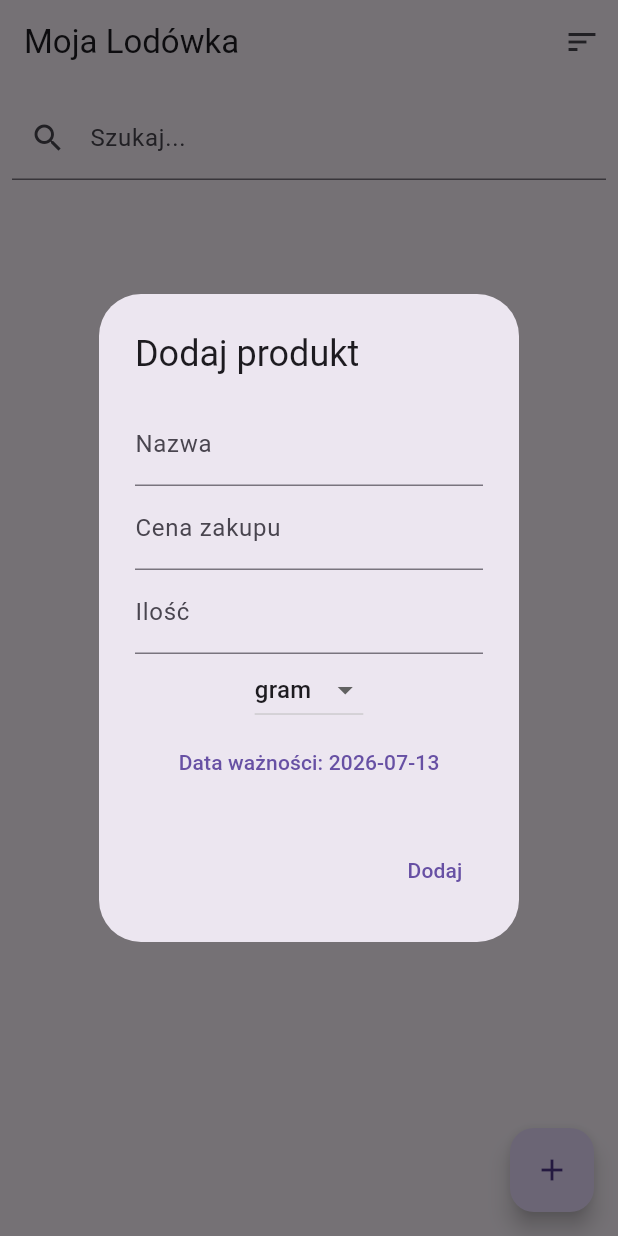
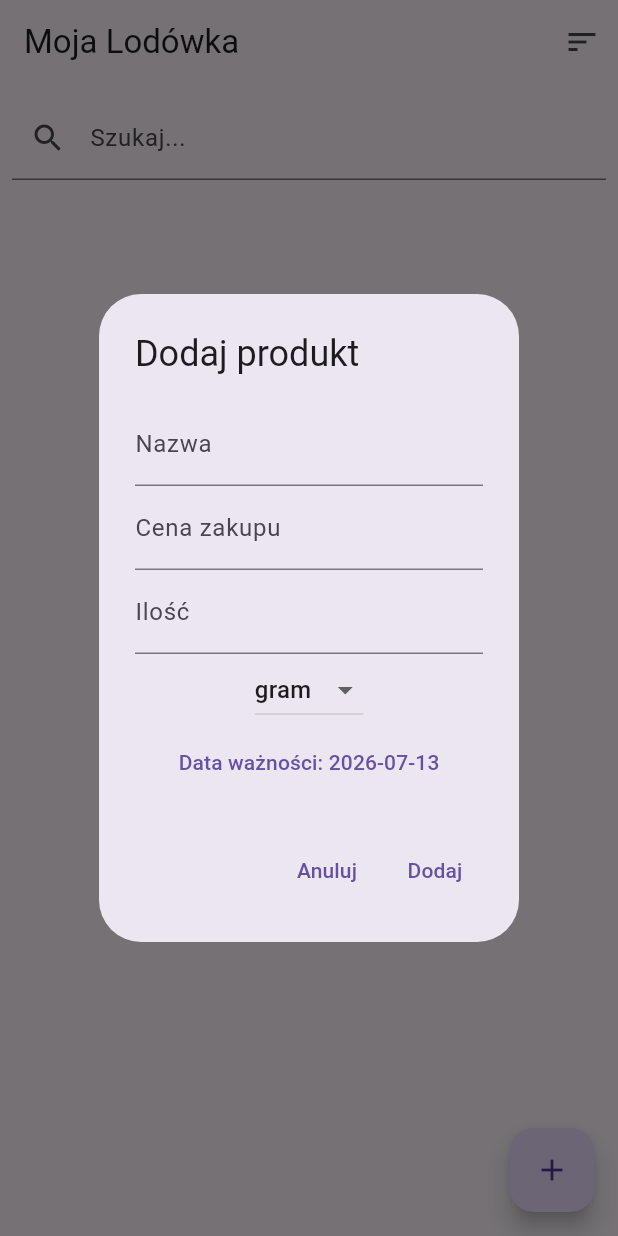
Before and after one commit to NorbiRompi/fridgeapp, a Flutter app: the screen it shows after launch, after a tap on the "add" icon, on a phone screen of 412 x 824 dp. Run offline on Flutter 3.47's test engine with Material 3 defaults, Android fonts, the phone set to English and light mode, and no system bars; our stand-ins replace shared_preferences.

```diff
--- a/lib/add_produkt_dialog.dart
+++ b/lib/add_produkt_dialog.dart
@@ -16,6 +16,8 @@ class _AddProduktDialogState extends State<AddProduktDialog> {
   DateTime wybranaData = DateTime.now();
   Jednostka wybranaJednostka = Jednostka.gram;
 
+  double get cena => double.tryParse(priceController.text.replaceAll(',', '.')) ?? 0.0;
+
   @override
   Widget build(BuildContext context) {
     return AlertDialog(
@@ -24,9 +26,8 @@ class _AddProduktDialogState extends State<AddProduktDialog> {
         mainAxisSize: MainAxisSize.min,
         children: [
           TextField(controller: nameController, decoration: const InputDecoration(labelText: "Nazwa")),
-          TextField(controller: priceController, decoration: const InputDecoration(labelText: "Cena zakupu"), keyboardType: TextInputType.number),
+          TextField(controller: priceController, decoration: const InputDecoration(labelText: "Cena zakupu"), keyboardType: const TextInputType.numberWithOptions(decimal: true)),
           TextField(controller: quantityController, decoration: const InputDecoration(labelText: "Ilość"), keyboardType: TextInputType.number),
-
           DropdownButton<Jednostka>(
             value: wybranaJednostka,
             onChanged: (val) => setState(() => wybranaJednostka = val!),
@@ -42,10 +43,11 @@ class _AddProduktDialogState extends State<AddProduktDialog> {
         ],
       ),
       actions: [
+        TextButton(onPressed: () => Navigator.pop(context), child: const Text('Anuluj')),
         TextButton(
           onPressed: () {
             if (nameController.text.isNotEmpty) {
-              widget.onAdd(nameController.text, wybranaData.toString().split(' ')[0], int.parse(quantityController.text), wybranaJednostka, double.parse(priceController.text));
+              widget.onAdd(nameController.text, wybranaData.toString().split(' ')[0], int.tryParse(quantityController.text) ?? 0, wybranaJednostka, cena);
               Navigator.pop(context);
             }
           },
--- a/lib/produkt.dart
+++ b/lib/produkt.dart
@@ -19,7 +19,7 @@ class Produkt {
     return dataP.difference(dataD).inDays;
   }
   // To pozwoli nam łatwo zamieniać produkt na tekst (do zapisu w SharedPreferences)
-  String toSaveString() => "$nazwa|$dataWaznosci|$ilosc|$jednostka|$cena";
+  String toSaveString() => "$nazwa|$dataWaznosci|$ilosc|${jednostka.name}|$cena";
 
   // To pozwoli odczytać tekst z dysku i zrobić z niego obiekt Produkt
   factory Produkt.fromSaveString(String data) {
```
